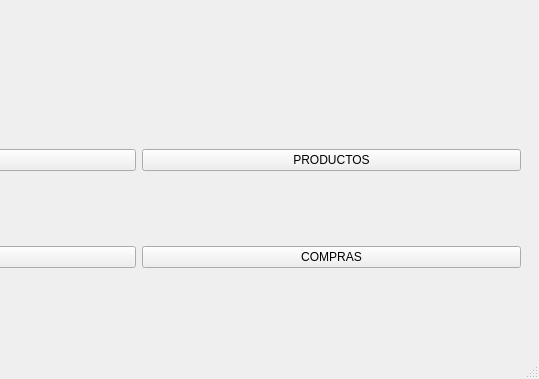
The window that car_store/views/main_window.ui (Willians-Dev/cars_store) describes before a commit, drawn with Qt 5; both pictures show x 261 to 800 and y 222 to 601 of the 800 by 601 pixel window.
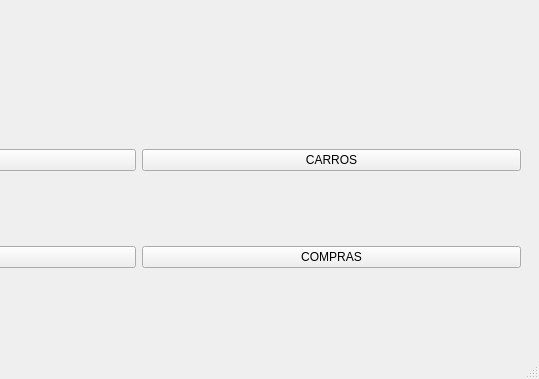
The same window after the commit.

Patch:
```diff
--- a/car_store/views/main_window.ui
+++ b/car_store/views/main_window.ui
@@ -31,7 +31,7 @@
        <item row="0" column="1">
         <widget class="QPushButton" name="productMainButton">
          <property name="text">
-          <string>PRODUCTOS</string>
+          <string>CARROS</string>
          </property>
         </widget>
        </item>
```
Left out of the diff: 2 changed lines with no effect on the pictures.
